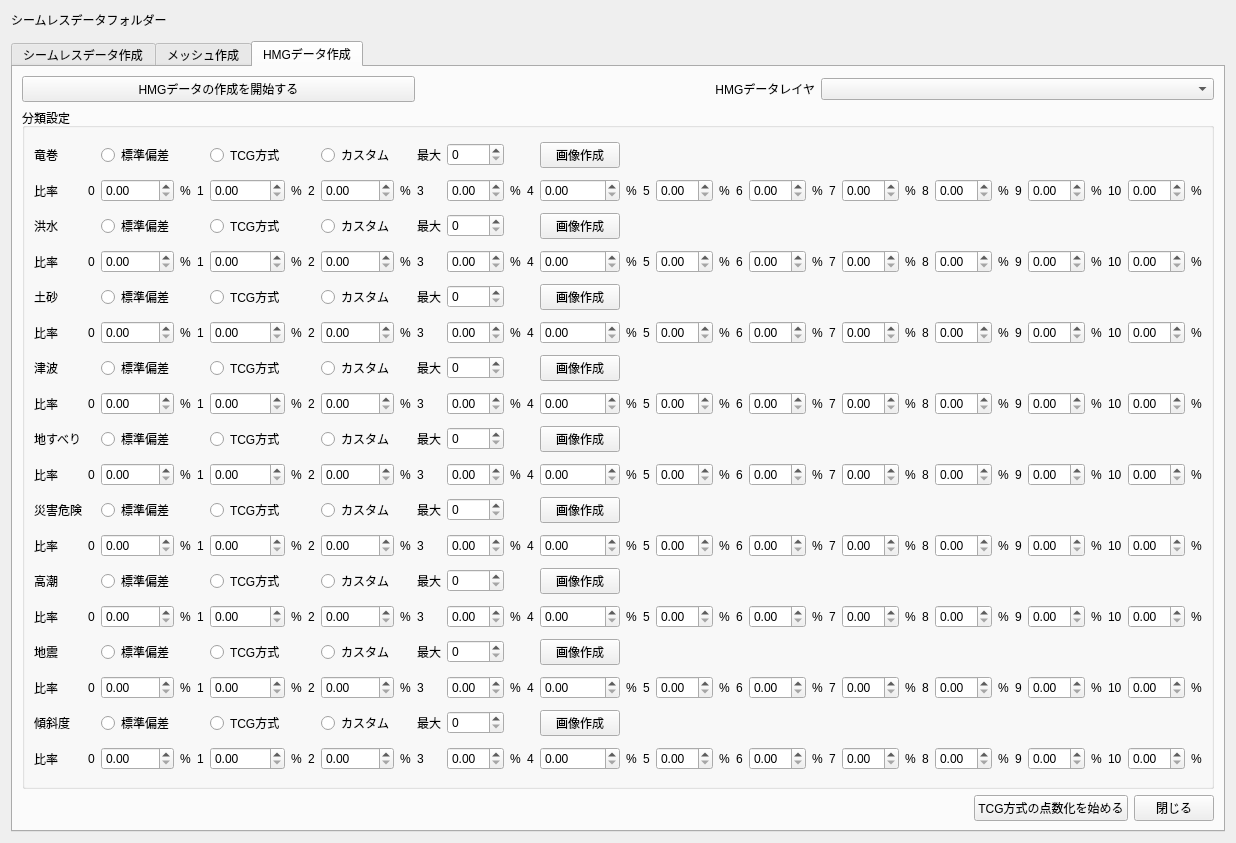
Before: the Qt Designer form ui/main_window.ui in 0712kazu/HazardMapGame_tool, drawn with Qt 5.
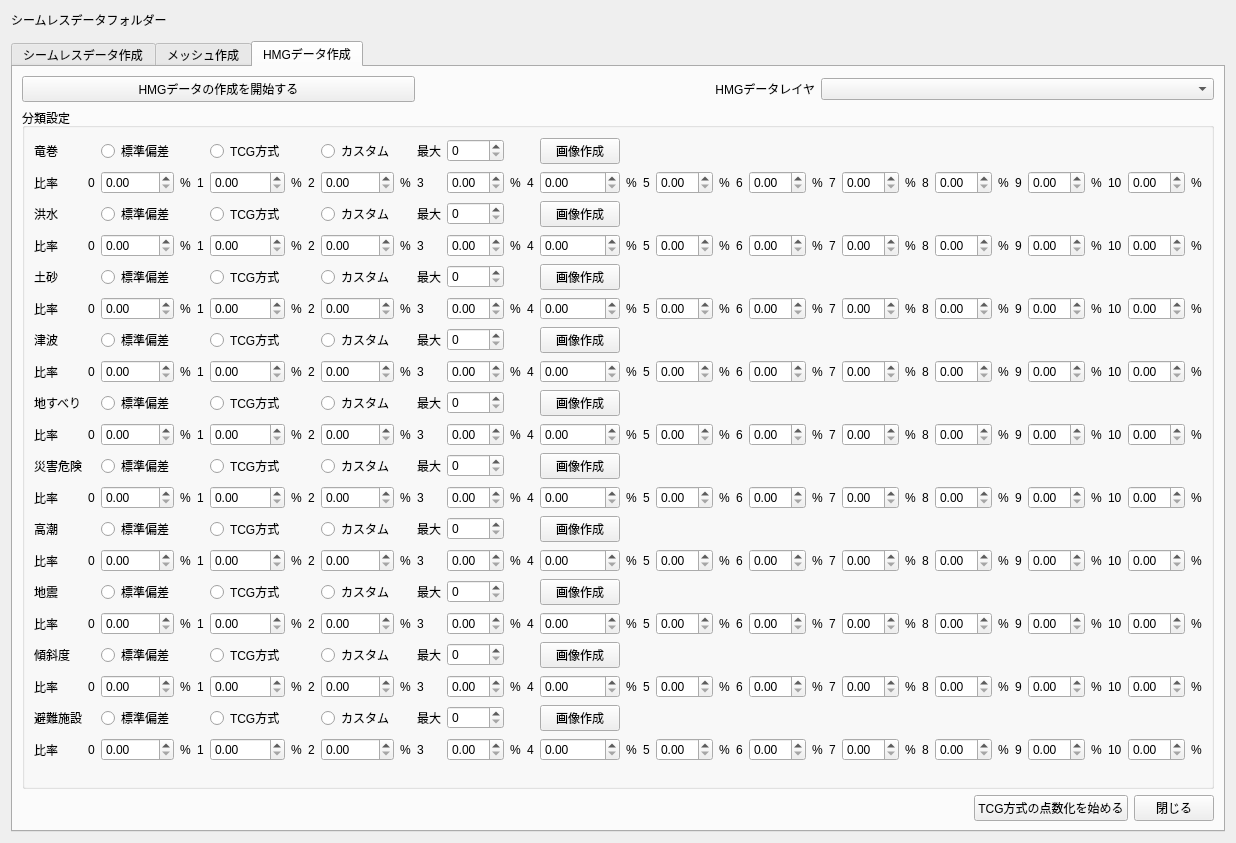
After: the same form once the commit is applied. The open tabs and pages were chosen to show the change. Custom widgets are drawn as their Qt base class.

What changed in the file:
```diff
--- a/ui/main_window.ui
+++ b/ui/main_window.ui
@@ -3108,6 +3108,271 @@
                </property>
               </widget>
             </item>
+          <!-- Classification 10: refuge  -->
+            <item row="18" column="0">
+              <widget class="QLabel" name="label_classif_title_refuge">
+               <property name="text">
+                <string>避難施設</string>
+               </property>
+               <property name="maximumSize">
+                <size>
+                    <width>60</width>
+                    <height>100</height>
+                </size>
+                </property>
+              </widget>
+            </item>
+         <!-- classification methods -->
+            <item row="18" column="2">
+              <widget class="QRadioButton" name="radiobutton_stdev_refuge">
+              <property name="text">
+                <string>標準偏差</string>
+              </property>
+              <attribute name="buttonGroup">
+                <string notr="true">buttonGroup_refuge</string>
+              </attribute>
+              </widget>
+            </item>
+            <item row="18" column="5">
+              <widget class="QRadioButton" name="radiobutton_tcg_refuge">
+              <property name="text">
+                <string>TCG方式</string>
+              </property>
+              <attribute name="buttonGroup">
+                <string notr="true">buttonGroup_refuge</string>
+              </attribute>
+              </widget>
+            </item>
+            <item row="18" column="8">
+              <widget class="QRadioButton" name="radiobutton_custom_refuge">
+              <property name="text">
+                <string>カスタム</string>
+              </property>
+              <attribute name="buttonGroup">
+                <string notr="true">buttonGroup_refuge</string>
+              </attribute>
+              </widget>
+            </item>
+            <!-- breaks numbers -->
+            <item row="18" column="10">
+              <widget class="QLabel" name="label_classif_max_refuge">
+               <property name="text">
+                <string>最大</string>
+               </property>
+              </widget>
+            </item>
+            <item row="18" column="11">
+              <widget class="QSpinBox" name="classif_nbmax_refuge"/>
+             </item>
+             <!-- active button -->
+            <item row="18" column="14">
+             <widget class="QPushButton" name="classif_showgraph_refuge">
+              <property name="text">
+               <string>画像作成</string>
+              </property>
+             </widget>
+            </item>
+            <!-- breaks line -->
+            <item row="19" column="0">
+              <widget class="QLabel" name="label_classif_values_refuge">
+               <property name="text">
+                <string>比率</string>
+               </property>
+               <property name="maximumSize">
+                <size>
+                    <width>60</width>
+                    <height>100</height>
+                </size>
+                </property>
+              </widget>
+            </item>
+            <item row="19" column="1">
+              <widget class="QLabel" name="label_percent_n0_refuge">
+               <property name="text">
+                <string>0</string>
+               </property>
+              </widget>
+            </item>
+            <item row="19" column="2">
+              <widget class="QDoubleSpinBox" name="classif_percent_0_refuge"/>
+             </item>
+            <item row="19" column="3">
+              <widget class="QLabel" name="label_percent_0_refuge">
+               <property name="text">
+                <string>%</string>
+               </property>
+              </widget>
+            </item>
+            <item row="19" column="4">
+              <widget class="QLabel" name="label_percent_n1_refuge">
+               <property name="text">
+                <string>1</string>
+               </property>
+              </widget>
+            </item>
+            <item row="19" column="5">
+              <widget class="QDoubleSpinBox" name="classif_percent_1_refuge"/>
+             </item>
+            <item row="19" column="6">
+              <widget class="QLabel" name="label_percent_1_refuge">
+               <property name="text">
+                <string>%</string>
+               </property>
+              </widget>
+            </item>
+            <item row="19" column="7">
+              <widget class="QLabel" name="label_percent_n2_refuge">
+               <property name="text">
+                <string>2</string>
+               </property>
+              </widget>
+            </item>
+            <item row="19" column="8">
+              <widget class="QDoubleSpinBox" name="classif_percent_2_refuge"/>
+             </item>
+            <item row="19" column="9">
+              <widget class="QLabel" name="label_percent_2_refuge">
+               <property name="text">
+                <string>%</string>
+               </property>
+              </widget>
+            </item>
+            <item row="19" column="10">
+              <widget class="QLabel" name="label_percent_n3_refuge">
+               <property name="text">
+                <string>3</string>
+               </property>
+              </widget>
+            </item>
+            <item row="19" column="11">
+              <widget class="QDoubleSpinBox" name="classif_percent_3_refuge"/>
+             </item>
+            <item row="19" column="12">
+              <widget class="QLabel" name="label_percent_3_refuge">
+               <property name="text">
+                <string>%</string>
+               </property>
+              </widget>
+            </item>
+            <item row="19" column="13">
+              <widget class="QLabel" name="label_percent_n4_refuge">
+               <property name="text">
+                <string>4</string>
+               </property>
+              </widget>
+            </item>
+            <item row="19" column="14">
+              <widget class="QDoubleSpinBox" name="classif_percent_4_refuge"/>
+             </item>
+            <item row="19" column="15">
+              <widget class="QLabel" name="label_percent_4_refuge">
+               <property name="text">
+                <string>%</string>
+               </property>
+              </widget>
+            </item>
+            <item row="19" column="16">
+              <widget class="QLabel" name="label_percent_n5_refuge">
+               <property name="text">
+                <string>5</string>
+               </property>
+              </widget>
+            </item>
+            <item row="19" column="17">
+              <widget class="QDoubleSpinBox" name="classif_percent_5_refuge"/>
+             </item>
+            <item row="19" column="18">
+              <widget class="QLabel" name="label_percent_5_refuge">
+               <property name="text">
+                <string>%</string>
+               </property>
+              </widget>
+            </item>
+            <item row="19" column="19">
+              <widget class="QLabel" name="label_percent_n6_refuge">
+               <property name="text">
+                <string>6</string>
+               </property>
+              </widget>
+            </item>
+            <item row="19" column="20">
+              <widget class="QDoubleSpinBox" name="classif_percent_6_refuge"/>
+             </item>
+            <item row="19" column="21">
+              <widget class="QLabel" name="label_percent_6_refuge">
+               <property name="text">
+                <string>%</string>
+               </property>
+              </widget>
+            </item>
+            <item row="19" column="22">
+              <widget class="QLabel" name="label_percent_n7_refuge">
+               <property name="text">
+                <string>7</string>
+               </property>
+              </widget>
+            </item>
+            <item row="19" column="23">
+              <widget class="QDoubleSpinBox" name="classif_percent_7_refuge"/>
+             </item>
+            <item row="19" column="24">
+              <widget class="QLabel" name="label_percent_7_refuge">
+               <property name="text">
+                <string>%</string>
+               </property>
+              </widget>
+            </item>
+            <item row="19" column="25">
+              <widget class="QLabel" name="label_percent_n8_refuge">
+               <property name="text">
+                <string>8</string>
+               </property>
+              </widget>
+            </item>
+            <item row="19" column="26">
+              <widget class="QDoubleSpinBox" name="classif_percent_8_refuge"/>
+             </item>
+            <item row="19" column="27">
+              <widget class="QLabel" name="label_percent_8_refuge">
+               <property name="text">
+                <string>%</string>
+               </property>
+              </widget>
+            </item>
+            <item row="19" column="28">
+              <widget class="QLabel" name="label_percent_n9_refuge">
+               <property name="text">
+                <string>9</string>
+               </property>
+              </widget>
+            </item>
+            <item row="19" column="29">
+              <widget class="QDoubleSpinBox" name="classif_percent_9_refuge"/>
+             </item>
+            <item row="19" column="30">
+              <widget class="QLabel" name="label_percent_9_refuge">
+               <property name="text">
+                <string>%</string>
+               </property>
+              </widget>
+            </item>
+            <item row="19" column="31">
+              <widget class="QLabel" name="label_percent_n10_refuge">
+               <property name="text">
+                <string>10</string>
+               </property>
+              </widget>
+            </item>
+            <item row="19" column="32">
+              <widget class="QDoubleSpinBox" name="classif_percent_10_refuge"/>
+             </item>
+            <item row="19" column="33">
+              <widget class="QLabel" name="label_percent_10_refuge">
+               <property name="text">
+                <string>%</string>
+               </property>
+              </widget>
+            </item>
           </layout>
 
         </widget>
```
Left out of the diff: 2 changed lines with no effect on the pictures.
